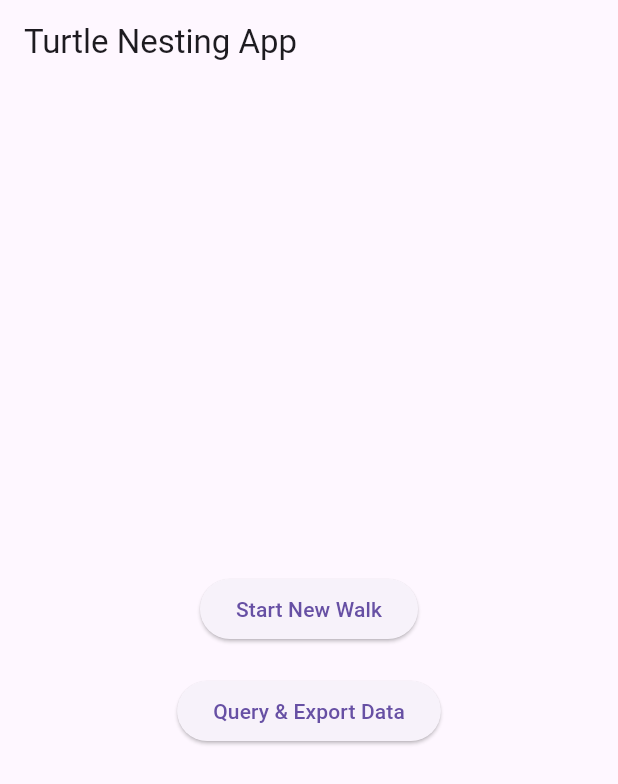
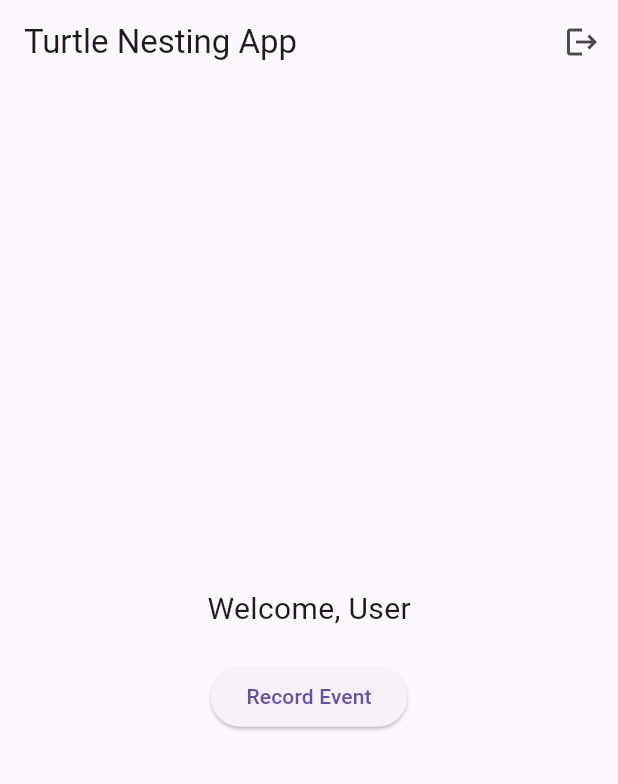
Before and after one commit to Arjun2729/turtle_nesting_app, a Flutter app: the screen it shows after launch, on a phone screen of 412 x 824 dp. Shown: the top 784 px of the screen. Run offline on Flutter 3.47's test engine with Material 3 defaults, Android fonts, the phone set to English and light mode, and no system bars; our stand-ins replace csv, firebase_core, geolocator, google_maps_flutter, google_sign_in, permission_handler and 2 more; missing offline and left inert: excel, gsheets; accounts and stored records are empty.

Commit message:
Update home_screen.dart

```diff
--- a/lib/screens/home_screen.dart
+++ b/lib/screens/home_screen.dart
@@ -1,23 +1,57 @@
+//lib/screens/home_screen.dart
+import 'dart:async';
+import 'package:flutter/material.dart';
+import 'package:google_sign_in/google_sign_in.dart';
+import 'package:shared_preferences/shared_preferences.dart';
+import 'login_screen.dart';
+import 'volunteers_screen.dart';
+import '../database/google_sheets_service.dart';
 
-import 'package:flutter/material.dart';
-import 'login_screen.dart';
-import 'query_screen.dart';
+class HomeScreen extends StatefulWidget {
+  const HomeScreen({super.key});
+  @override
+  State<HomeScreen> createState() => _HomeScreenState();
+}
 
-class HomeScreen extends StatelessWidget {
-  const HomeScreen({Key? key}) : super(key: key);
+class _HomeScreenState extends State<HomeScreen> {
+  String _userName = 'User';
+  Timer? _summaryTimer;
 
-  void _startNewWalk(BuildContext context) {
+  @override
+  void initState() {
+    super.initState();
+    _loadUser();
+    _summaryTimer = Timer.periodic(const Duration(seconds: 60), (timer) async {
+      try {
+        await GoogleSheetsService().updateSummarySheet();
+      } catch (e) {
+        print("Error during periodic summary update: $e");
+      }
+    });
+  }
+
+  Future<void> _loadUser() async {
+    final prefs = await SharedPreferences.getInstance();
+    setState(() {
+      _userName = prefs.getString('userName') ?? 'User';
+    });
+  }
+
+  Future<void> _signOut() async {
+    final GoogleSignIn googleSignIn = GoogleSignIn();
+    await googleSignIn.signOut();
+    final prefs = await SharedPreferences.getInstance();
+    await prefs.remove('userName');
+    await prefs.remove('userEmail');
     Navigator.pushReplacement(
-      context,
-      MaterialPageRoute(builder: (_) => const LoginScreen()),
+        context, MaterialPageRoute(builder: (_) => const LoginScreen())
     );
   }
 
-  void _openQueryScreen(BuildContext context) {
-    Navigator.push(
-      context,
-      MaterialPageRoute(builder: (_) => const QueryScreen()),
-    );
+  @override
+  void dispose() {
+    _summaryTimer?.cancel();
+    super.dispose();
   }
 
   @override
@@ -25,19 +59,27 @@ class HomeScreen extends StatelessWidget {
     return Scaffold(
       appBar: AppBar(
         title: const Text('Turtle Nesting App'),
+        actions: [
+          IconButton(
+            icon: const Icon(Icons.logout),
+            onPressed: _signOut,
+          )
+        ],
       ),
       body: Center(
         child: Column(
           mainAxisAlignment: MainAxisAlignment.center,
           children: [
-            ElevatedButton(
-              onPressed: () => _startNewWalk(context),
-              child: const Text('Start New Walk'),
-            ),
+            Text('Welcome, $_userName', style: const TextStyle(fontSize: 20)),
             const SizedBox(height: 20),
             ElevatedButton(
-              onPressed: () => _openQueryScreen(context),
-              child: const Text('Query & Export Data'),
+              onPressed: () {
+                Navigator.push(
+                  context,
+                  MaterialPageRoute(builder: (_) => const VolunteersScreen()),
+                );
+              },
+              child: const Text('Record Event'),
             ),
           ],
         ),
```
